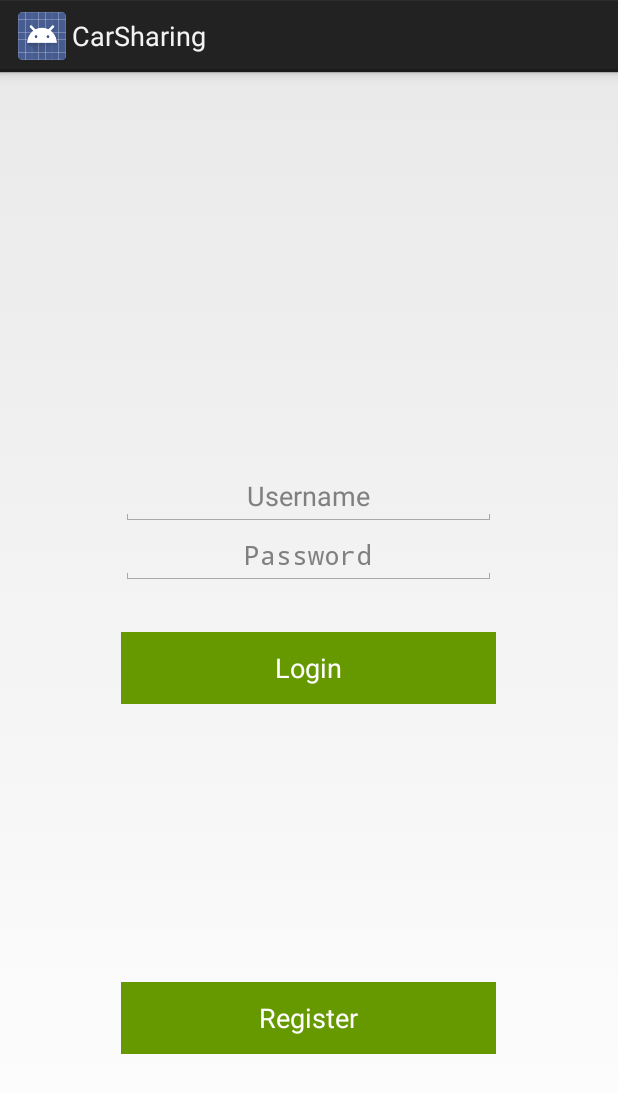
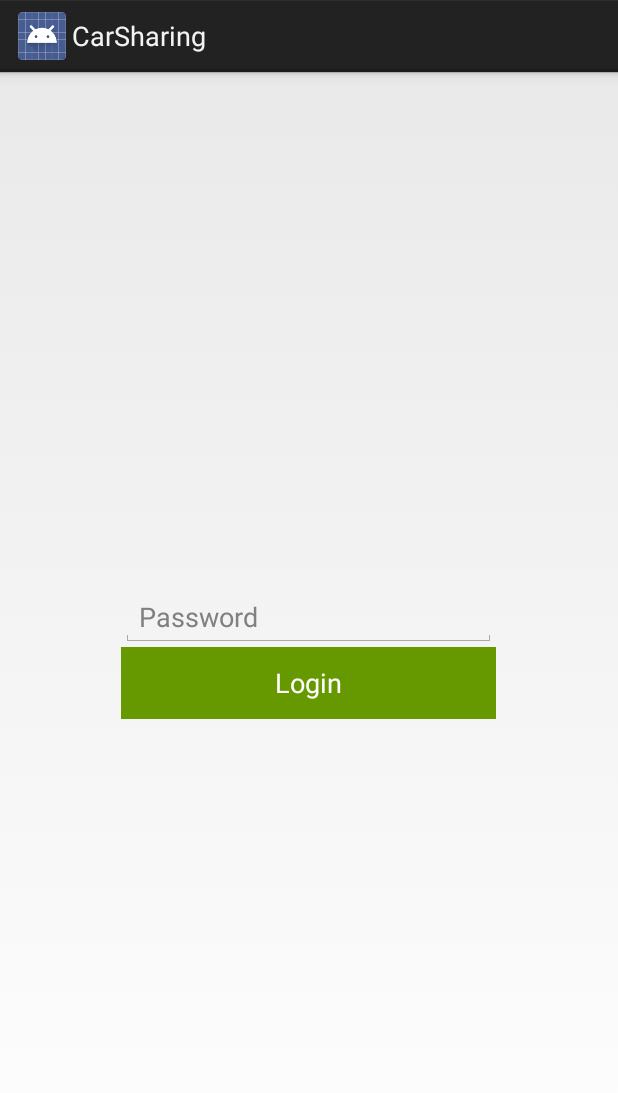
Before and after one commit to FlorescuAndreea/CarSharing, an Android app: the layout fragment_login.xml on its own in the app's theme, with its tools: preview values and no code run, on a phone screen of 412 x 824 dp. Shown: the top 1093 px of the screen. Run offline under Robolectric (Android 15) with nearby library versions, the light colour scheme and no system bars.

```diff
--- a/app/src/main/res/layout/fragment_login.xml
+++ b/app/src/main/res/layout/fragment_login.xml
@@ -6,67 +6,31 @@
     <LinearLayout
         android:layout_width="wrap_content"
         android:layout_height="wrap_content"
-            android:layout_marginTop="263dp"
+        android:layout_centerInParent="true"
+        android:layout_marginTop="20dp"
         android:weightSum="2"
-            android:orientation="vertical"
-            android:id="@+id/linearLayout"
-            android:layout_alignParentTop="true"
-            android:layout_centerHorizontal="true">
-
-            <EditText
-                android:layout_width="match_parent"
-                android:layout_height="wrap_content"
-                android:id="@+id/editText"
-                android:hint="@string/username"
-                android:gravity="center_horizontal"
-                android:autoText="false"
-                android:layout_above="@+id/linearLayout"
-                android:layout_alignLeft="@+id/linearLayout"
-                android:layout_alignStart="@+id/linearLayout"
-                android:layout_alignRight="@+id/linearLayout"
-                android:layout_alignEnd="@+id/linearLayout" />
+        android:orientation="vertical">
 
         <EditText
             android:layout_width="250dp"
             android:layout_height="wrap_content"
             android:id="@+id/login_et_password"
             android:hint="@string/password"
-                android:password="true"
             android:layout_weight="0.5"
             android:layout_alignParentLeft="true"
-                android:layout_alignParentStart="true"
-                android:gravity="center_horizontal" />
-
-        </LinearLayout>
-
-
+            android:layout_alignParentStart="true" />
 
         <Button
-        android:layout_width="wrap_content"
-        android:layout_height="wrap_content"
-        android:text="Register"
-        android:id="@+id/register_btn"
-        android:layout_alignParentBottom="true"
-        android:layout_marginBottom="121dp"
-        android:layout_alignRight="@+id/submit_btn"
-        android:layout_alignEnd="@+id/submit_btn"
-        android:layout_alignLeft="@+id/submit_btn"
-        android:layout_alignStart="@+id/submit_btn"
-        android:background="@android:color/holo_green_dark"
-        android:textColor="@android:color/white" />
-
-    <Button
+            android:layout_weight="0.5"
             android:width="250dp"
             android:layout_width="wrap_content"
             android:background="@android:color/holo_green_dark"
             android:layout_height="wrap_content"
-        android:id="@+id/submit_btn"
+            android:id="@+id/login_btn"
             android:textColor="@android:color/white"
             android:text="Login"
-        android:layout_marginTop="31dp"
-        android:layout_below="@+id/linearLayout"
-        android:layout_alignLeft="@+id/linearLayout"
-        android:layout_alignStart="@+id/linearLayout" />
+            android:layout_below="@+id/login_et_password"
+            />
 
-
+    </LinearLayout>
 </RelativeLayout>
--- a/app/src/main/res/layout/fragment_register.xml
+++ b/app/src/main/res/layout/fragment_register.xml
@@ -44,7 +44,7 @@
             android:layout_width="fill_parent"
             android:background="@android:color/holo_green_dark"
             android:layout_height="wrap_content"
-            android:id="@+id/submit_btn"
+            android:id="@+id/register_btn"
             android:gravity="center"
             android:textColor="@android:color/white"
             android:text="Register"
--- a/app/src/main/res/layout/fragment_show_route.xml
+++ b/app/src/main/res/layout/fragment_show_route.xml
@@ -60,7 +60,7 @@
         android:layout_width="match_parent"
         android:background="@android:color/holo_green_dark"
         android:layout_height="wrap_content"
-        android:onClick="joinPool()"
+        android:onClick="joinPool"
         android:id="@+id/join_route_btn"
         android:textColor="@android:color/white"
         android:text="Join route"
```
Also changed, not shown: app/src/main/java/com/carsharing/antisergiu/main/CreatePoolActivity.java (+26 -6 lines), app/src/main/java/com/carsharing/antisergiu/main/LoginDialog.java (+34 -11 lines). Lines whose indentation alone changed are shown as unchanged.
